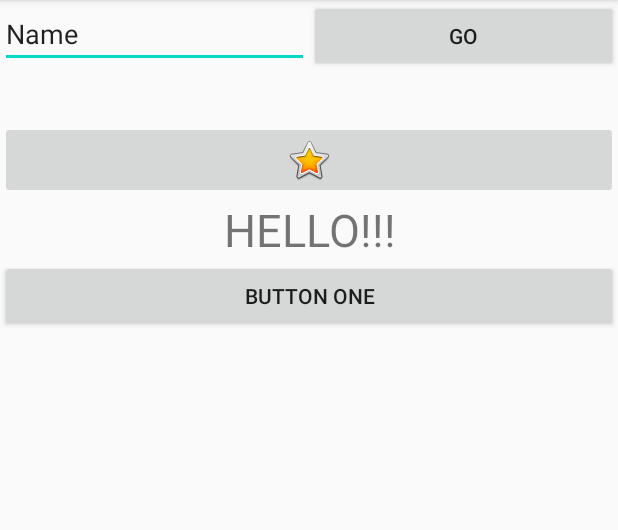
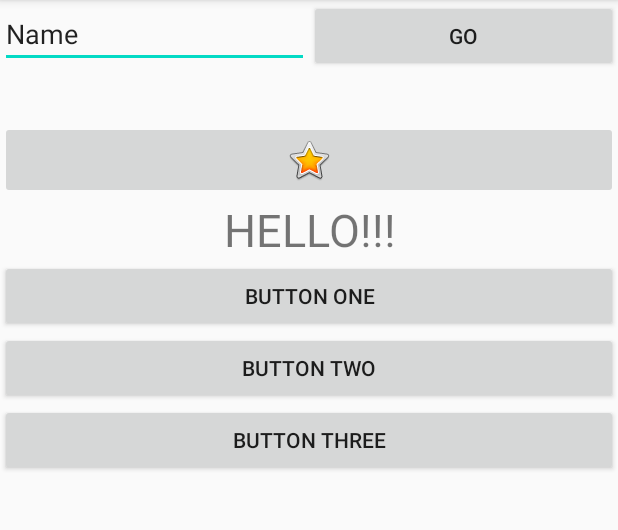
Before and after one commit to Serggithub777/android-basic-level, an Android app: the screen it shows after launch (MainActivity), on a phone screen of 412 x 824 dp, the part 84-614 px from its top. Run offline under Robolectric (Android 15) with nearby library versions, the phone set to English and light mode, and no system bars.

Commit message:
Добавил еще две кнопки ButtonTwo и ButtonThree.

```diff
--- a/Lesson_1/HelloActivity/app/src/main/res/layout/activity_main.xml
+++ b/Lesson_1/HelloActivity/app/src/main/res/layout/activity_main.xml
@@ -69,4 +69,16 @@
         android:layout_height="wrap_content"
         android:text="@string/buttonOne" />
 
+    <Button
+        android:id="@+id/buttonTwo"
+        android:layout_width="match_parent"
+        android:layout_height="wrap_content"
+        android:text="@string/buttonTwo" />
+
+    <Button
+        android:id="@+id/buttonThree"
+        android:layout_width="match_parent"
+        android:layout_height="wrap_content"
+        android:text="@string/buttonThree" />
+
 </LinearLayout>
--- a/Lesson_1/HelloActivity/app/src/main/res/values/strings.xml
+++ b/Lesson_1/HelloActivity/app/src/main/res/values/strings.xml
@@ -7,4 +7,6 @@
     <string name="editTextEnter">Name</string>
     <string name="textViewHello">HELLO!!!</string>
     <string name="buttonOne">button one</string>
+    <string name="buttonTwo">Button Two</string>
+    <string name="buttonThree">Button Three</string>
 </resources>
```
